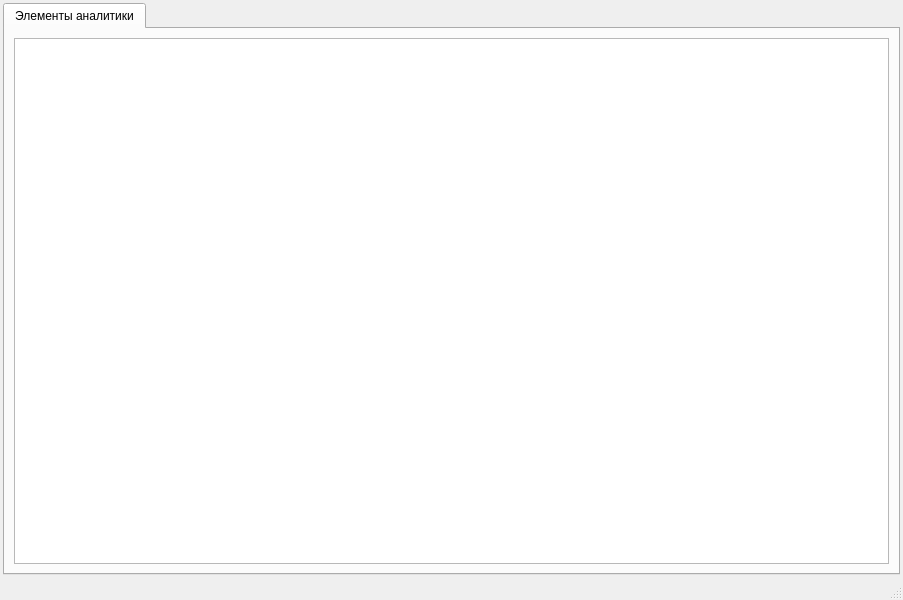
First picture: the form in ui/forms/form_analytics.ui, repository e-vladimir/finmanager, before the edit.
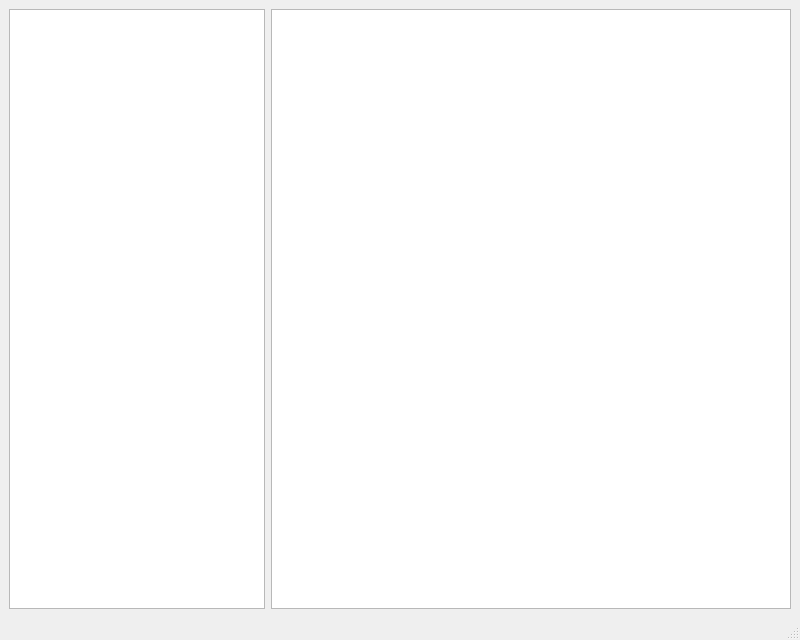
Second picture: the form after the edit.

Commit message: Форма Аналитика: + Создание элемента аналитики

What changed in the file:
```diff
--- a/ui/forms/form_analytics.ui
+++ b/ui/forms/form_analytics.ui
@@ -6,42 +6,17 @@
    <rect>
     <x>0</x>
     <y>0</y>
-    <width>903</width>
-    <height>600</height>
+    <width>800</width>
+    <height>640</height>
    </rect>
   </property>
   <property name="windowTitle">
    <string>MainWindow</string>
   </property>
   <widget class="QWidget" name="centralwidget">
-   <layout class="QVBoxLayout" name="verticalLayout" stretch="0">
-    <property name="spacing">
-     <number>3</number>
-    </property>
-    <property name="leftMargin">
-     <number>3</number>
-    </property>
-    <property name="topMargin">
-     <number>3</number>
-    </property>
-    <property name="rightMargin">
-     <number>3</number>
-    </property>
-    <property name="bottomMargin">
-     <number>3</number>
-    </property>
+   <layout class="QHBoxLayout" name="horizontalLayout" stretch="0,1">
     <item>
-     <widget class="QTabWidget" name="tabs_main">
-      <property name="currentIndex">
-       <number>0</number>
-      </property>
-      <widget class="QWidget" name="tab_analytics_items">
-       <attribute name="title">
-        <string>Элементы аналитики</string>
-       </attribute>
-       <layout class="QHBoxLayout" name="horizontalLayout_2" stretch="0">
-        <item>
-         <widget class="QTableView" name="table_items">
+     <widget class="QListView" name="list_items">
           <property name="contextMenuPolicy">
            <enum>Qt::ContextMenuPolicy::CustomContextMenu</enum>
           </property>
@@ -57,28 +32,28 @@
           <property name="selectionBehavior">
            <enum>QAbstractItemView::SelectionBehavior::SelectRows</enum>
           </property>
-          <property name="showGrid">
-           <bool>false</bool>
-          </property>
-          <attribute name="horizontalHeaderVisible">
-           <bool>true</bool>
-          </attribute>
-          <attribute name="horizontalHeaderMinimumSectionSize">
-           <number>20</number>
-          </attribute>
-          <attribute name="verticalHeaderVisible">
-           <bool>false</bool>
-          </attribute>
-          <attribute name="verticalHeaderMinimumSectionSize">
-           <number>20</number>
-          </attribute>
-          <attribute name="verticalHeaderDefaultSectionSize">
-           <number>20</number>
-          </attribute>
-         </widget>
-        </item>
-       </layout>
-      </widget>
+     </widget>
+    </item>
+    <item>
+     <widget class="QTreeView" name="tree_data">
+      <property name="editTriggers">
+       <set>QAbstractItemView::EditTrigger::NoEditTriggers</set>
+      </property>
+      <property name="alternatingRowColors">
+       <bool>false</bool>
+      </property>
+      <property name="rootIsDecorated">
+       <bool>false</bool>
+      </property>
+      <attribute name="headerVisible">
+       <bool>false</bool>
+      </attribute>
+      <attribute name="headerMinimumSectionSize">
+       <number>20</number>
+      </attribute>
+      <attribute name="headerStretchLastSection">
+       <bool>false</bool>
+      </attribute>
      </widget>
     </item>
    </layout>
```
Left out of the diff: 3 changed lines with no effect on the pictures. Lines whose indentation alone changed are shown as unchanged. The commit also changes 9 other files.
